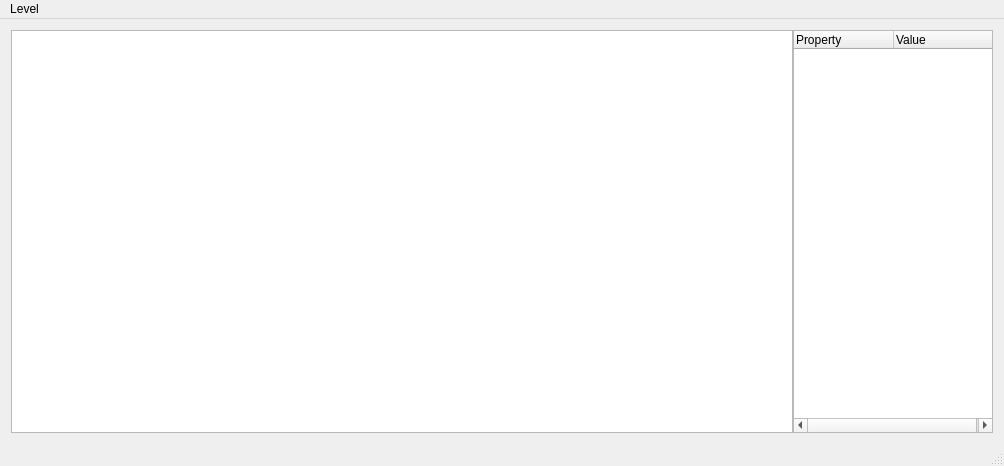
First picture: the form in gui/editorwindow.ui, repository Taliks87/lvl_editor, before the edit.
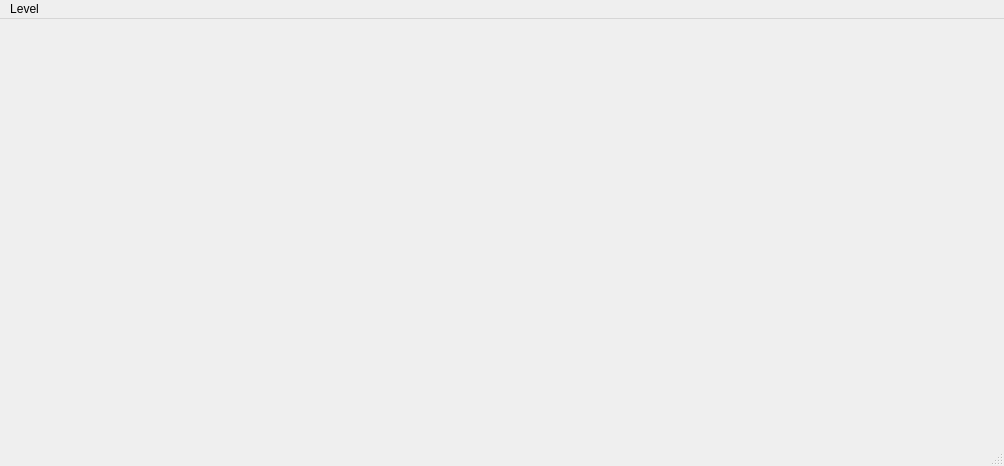
Second picture: the form after the edit.

Commit message: edit view object type

Patch:
```diff
--- a/gui/editorwindow.ui
+++ b/gui/editorwindow.ui
@@ -21,29 +21,6 @@
     <property name="sizeConstraint">
      <enum>QLayout::SetDefaultConstraint</enum>
     </property>
-    <item>
-     <widget class="QTableView" name="tableView"/>
-    </item>
-    <item>
-     <widget class="QTreeWidget" name="treeWidget">
-      <property name="maximumSize">
-       <size>
-        <width>200</width>
-        <height>16777215</height>
-       </size>
-      </property>
-      <column>
-       <property name="text">
-        <string>Property</string>
-       </property>
-      </column>
-      <column>
-       <property name="text">
-        <string>Value</string>
-       </property>
-      </column>
-     </widget>
-    </item>
    </layout>
   </widget>
   <widget class="QMenuBar" name="menuBar">
```
The commit also changes 28 other files.
